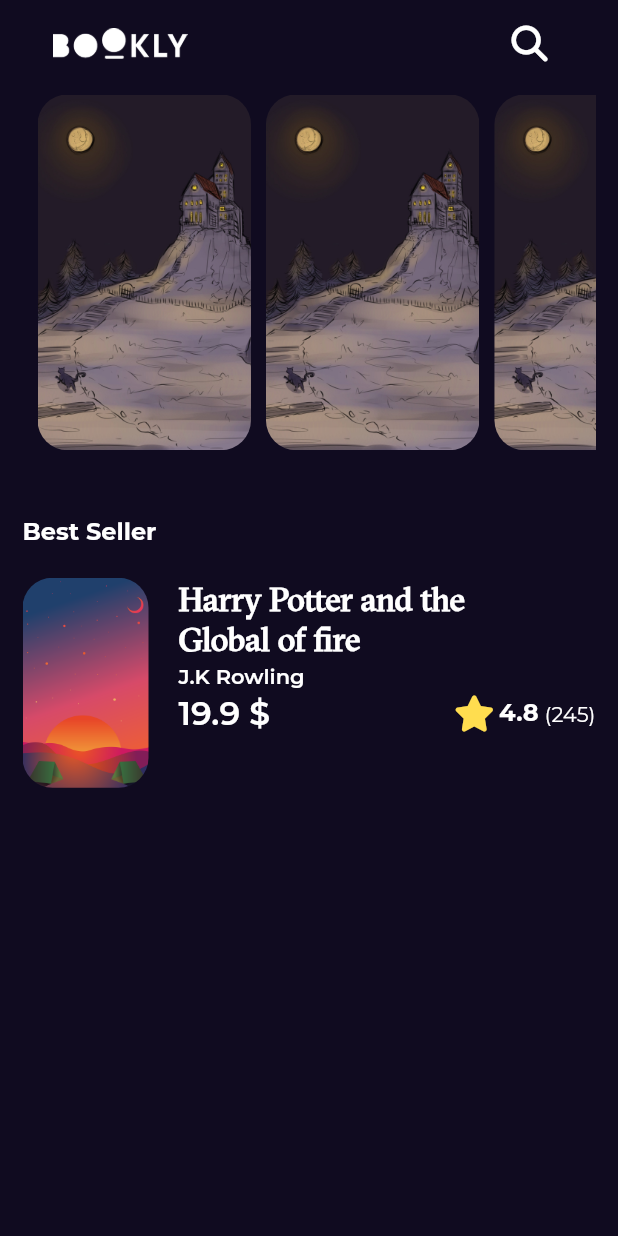
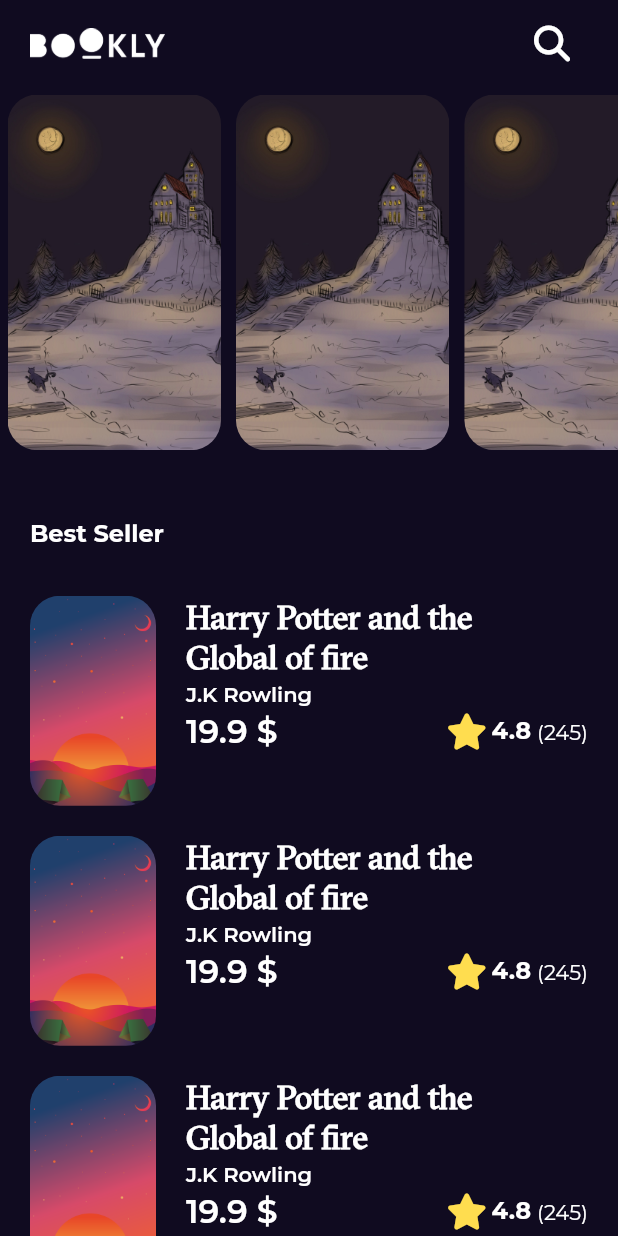
Before and after one commit to AsmaaElbanna/bookly_app, a Flutter app: the screen it shows after launch, on a phone screen of 412 x 824 dp. Run offline on Flutter 3.47's test engine with Material 2 defaults, Android fonts, the phone set to English and light mode, and no system bars; our stand-ins replace font_awesome_flutter, get, google_fonts.

```diff
--- a/lib/screens/home/home_screen.dart
+++ b/lib/screens/home/home_screen.dart
@@ -1,6 +1,8 @@
 import 'package:bookly_app/screens/home/widgets/best_seller_list_item.dart';
+import 'package:bookly_app/screens/home/widgets/best_seller_list_view.dart';
 import 'package:bookly_app/screens/home/widgets/custom_app_bar.dart';
 import 'package:bookly_app/screens/home/widgets/book_list_item.dart';
+import 'package:bookly_app/screens/home/widgets/featured_book_list.dart';
 import 'package:bookly_app/styles.dart';
 import 'package:flutter/material.dart';
 import 'package:google_fonts/google_fonts.dart';
@@ -12,8 +14,9 @@ class HomeScreen extends StatelessWidget {
   Widget build(BuildContext context) {
     return SafeArea(
       child: Scaffold(
-        body: Padding(
-          padding: const EdgeInsets.symmetric(horizontal: 15),
+        body: CustomScrollView(
+          slivers: [
+            SliverToBoxAdapter(
               child: Column(
                 crossAxisAlignment: CrossAxisAlignment.start,
                 children: const [
@@ -22,39 +25,34 @@ class HomeScreen extends StatelessWidget {
                   SizedBox(
                     height: 40,
                   ),
-              Text(
+                  Padding(
+                    padding: EdgeInsets.symmetric(vertical: 1,horizontal: 20),
+                    child: Text(
                       'Best Seller',
                       style: Styles.textStyle16,
                     ),
+                  ),
                   SizedBox(height: 20),
-              BestSellerItem()
+                  // BestSellerListView()
                 ],
               ),
             ),
+             const SliverToBoxAdapter(
+               child: Padding(padding: EdgeInsets.symmetric(horizontal: 20),
+               child: BestSellerListView()),
+             )
+          ],
+        )
+
+
+
+
+
+
+
+
+
       ),
     );
   }
 }
-
-class FeaturedBooksList extends StatelessWidget {
-  const FeaturedBooksList({Key? key}) : super(key: key);
-
-  @override
-  Widget build(BuildContext context) {
-    return SizedBox(
-      height: MediaQuery.of(context).size.height * .3,
-      child: Padding(
-        padding: EdgeInsets.only(left: 5),
-        child: ListView.builder(
-          itemCount: 5,
-          scrollDirection: Axis.horizontal,
-          itemBuilder: (context, index) {
-            return const Padding(
-                padding: EdgeInsets.symmetric(vertical: 5, horizontal: 5),
-                child: CustomItem());
-          },
-        ),
-      ),
-    );
-  }
-}
--- a/lib/screens/home/widgets/best_seller_list_item.dart
+++ b/lib/screens/home/widgets/best_seller_list_item.dart
@@ -10,7 +10,9 @@ class BestSellerItem extends StatelessWidget {
 
   @override
   Widget build(BuildContext context) {
-    return Row(
+    return Padding(
+      padding: EdgeInsets.symmetric(vertical: 10),
+      child: Row(
         // mainAxisAlignment: MainAxisAlignment.start,
         crossAxisAlignment: CrossAxisAlignment.start,
         children: [
@@ -58,6 +60,7 @@ class BestSellerItem extends StatelessWidget {
             ),
           )
         ],
+      ),
     );
   }
 }
--- /dev/null
+++ b/lib/screens/home/widgets/best_seller_list_view.dart
@@ -0,0 +1,19 @@
+import 'package:bookly_app/screens/home/widgets/best_seller_list_item.dart';
+import 'package:flutter/material.dart';
+
+class BestSellerListView extends StatelessWidget {
+  const BestSellerListView({Key? key}) : super(key: key);
+
+  @override
+  Widget build(BuildContext context) {
+    return ListView.builder(
+      shrinkWrap: true,
+      physics: const NeverScrollableScrollPhysics(),
+      scrollDirection: Axis.vertical,
+      itemCount: 10,
+      itemBuilder: (context, index) {
+        return const BestSellerItem();
+      },
+    );
+  }
+}
--- a/lib/screens/home/widgets/book_list_item.dart
+++ b/lib/screens/home/widgets/book_list_item.dart
@@ -1,8 +1,8 @@
 import 'package:bookly_app/assets.dart';
 import 'package:flutter/material.dart';
 
-class CustomItem extends StatelessWidget {
-  const CustomItem({Key? key}) : super(key: key);
+class BookListItem extends StatelessWidget {
+  const BookListItem({Key? key}) : super(key: key);
 
   @override
   Widget build(BuildContext context) {
--- /dev/null
+++ b/lib/screens/home/widgets/featured_book_list.dart
@@ -0,0 +1,26 @@
+import 'package:flutter/material.dart';
+
+import 'book_list_item.dart';
+
+class FeaturedBooksList extends StatelessWidget {
+  const FeaturedBooksList({Key? key}) : super(key: key);
+
+  @override
+  Widget build(BuildContext context) {
+    return SizedBox(
+      height: MediaQuery.of(context).size.height * .3,
+      child: Padding(
+        padding: const EdgeInsets.symmetric(vertical: 0),
+        child: ListView.builder(
+          itemCount: 5,
+          scrollDirection: Axis.horizontal,
+          itemBuilder: (context, index) {
+            return const Padding(
+                padding: EdgeInsets.symmetric(vertical: 5, horizontal: 5),
+                child: BookListItem());
+          },
+        ),
+      ),
+    );
+  }
+}
```
Lines whose indentation alone changed are shown as unchanged.
